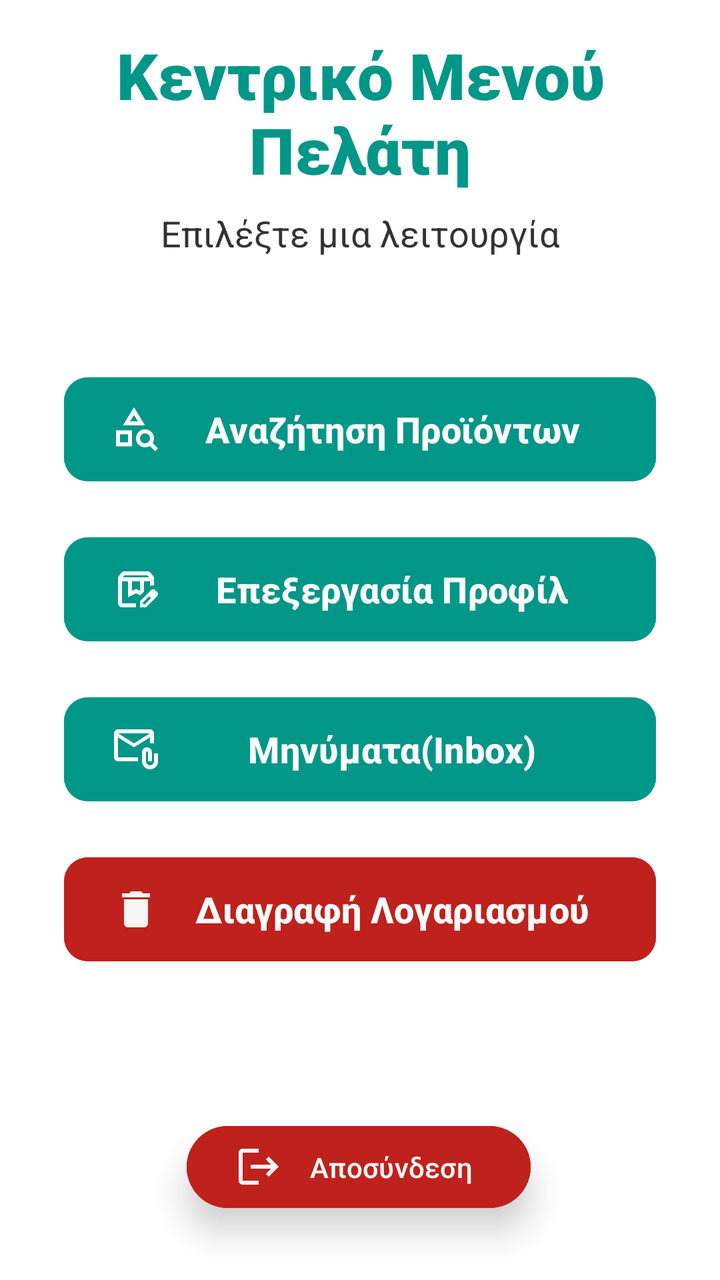
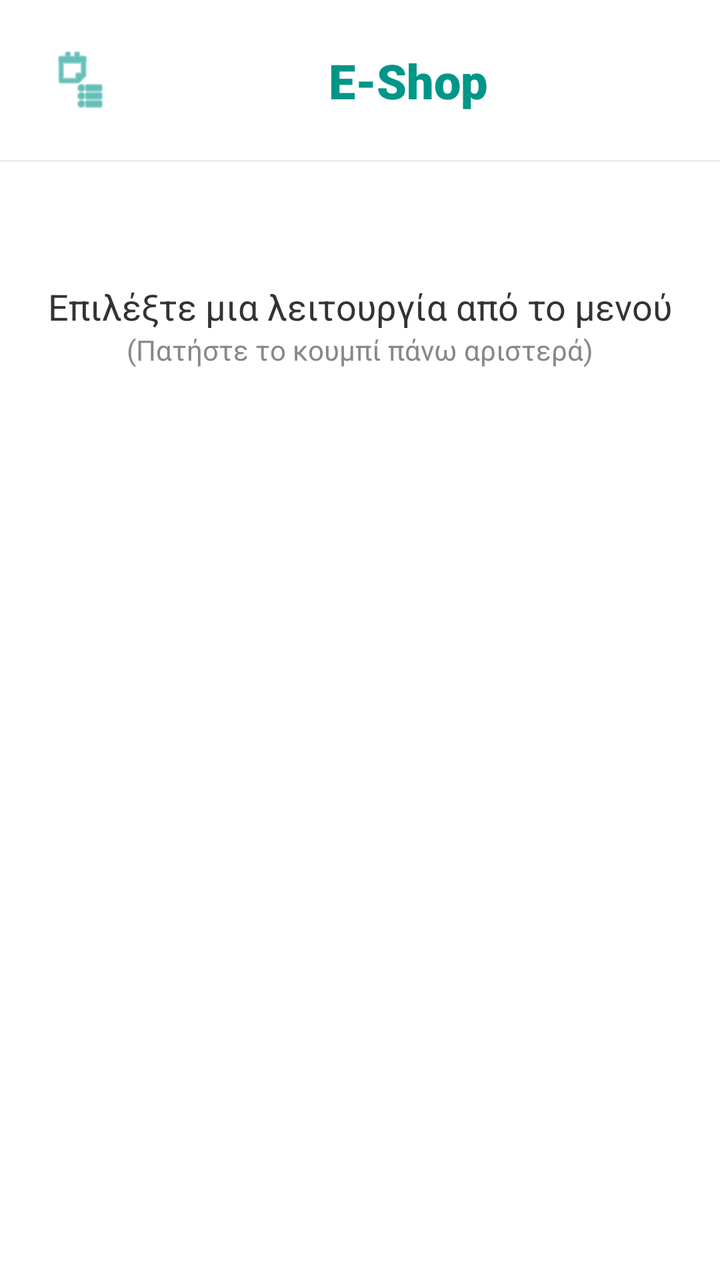

An Android layout rendered at two revisions. The XML below is the earlier revision; the diff shows what the commit changed to produce the second picture.
<!-- AndroidManifest.xml: application theme Theme.Team21 -->
<!-- res/layout/activity_customer_home_page.xml -->
<?xml version="1.0" encoding="utf-8"?>
<androidx.constraintlayout.widget.ConstraintLayout xmlns:android="http://schemas.android.com/apk/res/android"
    xmlns:app="http://schemas.android.com/apk/res-auto"
    xmlns:tools="http://schemas.android.com/tools"
    android:id="@+id/main"
    android:layout_width="match_parent"
    android:layout_height="match_parent"
    android:background="#FFFFFF"
    tools:context=".view.customer.homePage.CustomerHomePageActivity">

    <TextView
        android:id="@+id/txtCustomerHomePageHeader"
        android:layout_width="0dp"
        android:layout_height="wrap_content"
        android:layout_marginHorizontal="24dp"
        android:layout_marginTop="16dp"
        android:fontFamily="sans-serif-black"
        android:text="Κεντρικό Μενού Πελάτη"
        android:textAlignment="center"
        android:textColor="#009688"
        android:textSize="32sp"
        android:textStyle="bold"
        app:layout_constraintEnd_toEndOf="parent"
        app:layout_constraintStart_toStartOf="parent"
        app:layout_constraintTop_toTopOf="parent" />

    <TextView
        android:id="@+id/textView4"
        android:layout_width="wrap_content"
        android:layout_height="wrap_content"
        android:layout_marginTop="8dp"
        android:text="Επιλέξτε μια λειτουργία"
        android:textColor="#333333"
        android:textSize="18sp"
        app:layout_constraintEnd_toEndOf="parent"
        app:layout_constraintStart_toStartOf="parent"
        app:layout_constraintTop_toBottomOf="@id/txtCustomerHomePageHeader" />

    <Button
        android:id="@+id/btnCustomerHomePageFindProduct"
        android:layout_width="0dp"
        android:layout_height="60dp"
        android:layout_marginHorizontal="32dp"
        android:layout_marginTop="56dp"
        android:backgroundTint="#009688"
        android:drawableLeft="@drawable/outline_category_search_24"
        android:text="Αναζήτηση Προϊόντων"
        android:textSize="18sp"
        android:textStyle="bold"
        app:cornerRadius="12dp"
        app:layout_constraintEnd_toEndOf="parent"
        app:layout_constraintStart_toStartOf="parent"
        app:layout_constraintTop_toBottomOf="@+id/textView4" />

    <Button
        android:id="@+id/btnCustomerHomePageEditData"
        android:layout_width="0dp"
        android:layout_height="60dp"
        android:layout_marginHorizontal="32dp"
        android:layout_marginTop="20dp"
        android:drawableLeft="@drawable/outline_box_edit_24"
        android:backgroundTint="#009688"
        android:text="Επεξεργασία Προφίλ"
        android:textSize="18sp"
        android:textStyle="bold"
        app:cornerRadius="12dp"
        app:layout_constraintEnd_toEndOf="parent"
        app:layout_constraintStart_toStartOf="parent"
        app:layout_constraintTop_toBottomOf="@+id/btnCustomerHomePageFindProduct" />

    <Button
        android:id="@+id/btnCustomerHomePageDeleteaccount"
        android:layout_width="0dp"
        android:layout_height="60dp"
        android:layout_marginHorizontal="32dp"
        android:layout_marginTop="20dp"
        android:backgroundTint="#BF211D"
        android:drawableLeft="@drawable/baseline_delete_24"
        android:text="Διαγραφή Λογαριασμού"
        android:textSize="18sp"
        android:textStyle="bold"
        app:cornerRadius="12dp"
        app:layout_constraintEnd_toEndOf="parent"
        app:layout_constraintStart_toStartOf="parent"
        app:layout_constraintTop_toBottomOf="@+id/btnCustomerHomePageMessages" />

    <Button
        android:id="@+id/btnCustomerHomePageMessages"
        android:layout_width="0dp"
        android:layout_height="60dp"
        android:layout_marginHorizontal="32dp"
        android:layout_marginTop="20dp"
        android:backgroundTint="#009688"
        android:drawableLeft="@drawable/outline_attach_email_24"
        android:text="Μηνύματα(Inbox)"
        android:textSize="18sp"
        android:textStyle="bold"
        app:cornerRadius="12dp"
        app:layout_constraintEnd_toEndOf="parent"
        app:layout_constraintStart_toStartOf="parent"
        app:layout_constraintTop_toBottomOf="@+id/btnCustomerHomePageEditData" />

    <Button
        android:id="@+id/btnCustomerHomePageLogout"
        android:layout_width="172dp"
        android:layout_height="49dp"
        android:layout_marginBottom="32dp"
        android:backgroundTint="#BF211D"
        android:drawableLeft="@drawable/account_logout"
        android:text="Αποσύνδεση"
        android:translationZ="10dp"
        app:layout_constraintBottom_toBottomOf="parent"
        app:layout_constraintEnd_toEndOf="parent"
        app:layout_constraintHorizontal_bias="0.497"
        app:layout_constraintStart_toStartOf="parent"
        app:layout_constraintTop_toBottomOf="@+id/btnCustomerHomePageDeleteaccount"
        app:layout_constraintVertical_bias="1.0" />
</androidx.constraintlayout.widget.ConstraintLayout>
<!-- resources referenced by this layout -->
<resources>
  <!-- drawable account_logout (drawable) -->
  <vector xmlns:android="http://schemas.android.com/apk/res/android" android:autoMirrored="true" android:height="24dp" android:tint="#F8F5F5" android:viewportHeight="24" android:viewportWidth="24" android:width="24dp">
        
      <path android:fillColor="@android:color/white" android:pathData="M17,7l-1.41,1.41L18.17,11H8v2h10.17l-2.58,2.58L17,17l5,-5zM4,5h8V3H4c-1.1,0 -2,0.9 -2,2v14c0,1.1 0.9,2 2,2h8v-2H4V5z"/>
      
  </vector>
  <!-- drawable baseline_delete_24 (drawable) -->
  <vector xmlns:android="http://schemas.android.com/apk/res/android" android:height="24dp" android:tint="#F8F5F5" android:viewportHeight="24" android:viewportWidth="24" android:width="24dp">
        
      <path android:fillColor="@android:color/white" android:pathData="M6,19c0,1.1 0.9,2 2,2h8c1.1,0 2,-0.9 2,-2V7H6v12zM19,4h-3.5l-1,-1h-5l-1,1H5v2h14V4z"/>
      
  </vector>
  <!-- drawable outline_attach_email_24 (drawable) -->
  <vector xmlns:android="http://schemas.android.com/apk/res/android" android:height="24dp" android:tint="#FFFFFF" android:viewportHeight="960" android:viewportWidth="960" android:width="24dp">
        
      <path android:fillColor="@android:color/white" android:pathData="M440,440L120,240L120,640Q120,640 120,640Q120,640 120,640L520,640L520,720L120,720Q87,720 63.5,696.5Q40,673 40,640L40,160Q40,127 63.5,103.5Q87,80 120,80L760,80Q793,80 816.5,103.5Q840,127 840,160L840,360L760,360L760,240L440,440ZM440,360L760,160L120,160L440,360ZM760,880Q694,880 647,833Q600,786 600,720L600,540Q600,498 629,469Q658,440 700,440Q742,440 771,469Q800,498 800,540L800,720L720,720L720,540Q720,532 714,526Q708,520 700,520Q692,520 686,526Q680,532 680,540L680,720Q680,753 703.5,776.5Q727,800 760,800Q793,800 816.5,776.5Q840,753 840,720L840,560L920,560L920,720Q920,786 873,833Q826,880 760,880ZM120,240L120,160L120,160L120,240L120,640Q120,640 120,640Q120,640 120,640L120,640L120,540Q120,482 120,441Q120,400 120,400L120,400L120,240Z"/>
      
  </vector>
  <!-- drawable outline_box_edit_24 (drawable) -->
  <vector xmlns:android="http://schemas.android.com/apk/res/android" android:height="24dp" android:tint="#FFFFFF" android:viewportHeight="960" android:viewportWidth="960" android:width="24dp">
        
      <path android:fillColor="@android:color/white" android:pathData="M216,240L744,240L710,200Q710,200 710,200Q710,200 710,200L250,200Q250,200 250,200Q250,200 250,200L216,240ZM400,510L480,470L560,510L560,320L400,320L400,510ZM200,840Q167,840 143.5,816.5Q120,793 120,760L120,261Q120,247 124.5,234Q129,221 138,210L188,149Q199,135 215.5,127.5Q232,120 250,120L710,120Q728,120 744.5,127.5Q761,135 772,149L822,210Q831,221 835.5,234Q840,247 840,261L840,400Q819,400 798.5,403Q778,406 760,415L760,320L640,320L640,525L563,602L480,560L320,640L320,320L200,320L200,760Q200,760 200,760Q200,760 200,760L480,760L480,840L200,840ZM640,320L760,320L760,320Q750,320 741.5,320Q733,320 725,320L640,320ZM200,320L320,320L320,320L480,320L563,320L480,320L480,320L200,320Q200,320 200,320Q200,320 200,320ZM560,840L560,717L781,497Q790,488 801,484Q812,480 823,480Q835,480 846,484.5Q857,489 866,498L903,535Q911,544 915.5,555Q920,566 920,577Q920,588 916,599.5Q912,611 903,620L683,840L560,840ZM860,577L860,577L823,540L823,540L860,577ZM620,780L658,780L779,658L761,639L742,621L620,742L620,780ZM761,639L742,621L742,621L779,658L779,658L761,639Z"/>
      
  </vector>
  <!-- drawable outline_category_search_24 (drawable) -->
  <vector xmlns:android="http://schemas.android.com/apk/res/android"
      android:width="24dp"
      android:height="24dp"
      android:viewportWidth="960"
      android:viewportHeight="960"
      android:tint="#FFFFFF">
  
      <path
          android:fillColor="@android:color/white"
          android:pathData="M80,820L80,500L400,500L400,820L80,820ZM160,740L320,740L320,580L160,580L160,740ZM220,400L440,40L660,400L220,400ZM362,320L518,320L440,194L362,320ZM863,918L757,812Q736,826 711.5,833Q687,840 660,840Q585,840 532.5,787.5Q480,735 480,660Q480,585 532.5,532.5Q585,480 660,480Q735,480 787.5,532.5Q840,585 840,660Q840,686 833,710.5Q826,735 813,756L919,862L863,918ZM660,760Q702,760 731,731Q760,702 760,660Q760,618 731,589Q702,560 660,560Q618,560 589,589Q560,618 560,660Q560,702 589,731Q618,760 660,760ZM320,580L320,580L320,580L320,580ZM440,320L440,320L440,320Z"/>
  
  </vector>
  <!-- unchanged entries left out for length: 2 -->
</resources>

<!-- the commit's change to res/layout/activity_customer_home_page.xml (unified diff, before → after) -->
@@ -1,118 +1,91 @@
 <?xml version="1.0" encoding="utf-8"?>
-<androidx.constraintlayout.widget.ConstraintLayout xmlns:android="http://schemas.android.com/apk/res/android"
+<androidx.drawerlayout.widget.DrawerLayout
+    xmlns:android="http://schemas.android.com/apk/res/android"
     xmlns:app="http://schemas.android.com/apk/res-auto"
     xmlns:tools="http://schemas.android.com/tools"
-    android:id="@+id/main"
+    android:id="@+id/drawer_layout"
     android:layout_width="match_parent"
     android:layout_height="match_parent"
-    android:background="#FFFFFF"
     tools:context=".view.customer.homePage.CustomerHomePageActivity">
 
-    <TextView
-        android:id="@+id/txtCustomerHomePageHeader"
-        android:layout_width="0dp"
-        android:layout_height="wrap_content"
-        android:layout_marginHorizontal="24dp"
-        android:layout_marginTop="16dp"
-        android:fontFamily="sans-serif-black"
-        android:text="Κεντρικό Μενού Πελάτη"
-        android:textAlignment="center"
-        android:textColor="#009688"
-        android:textSize="32sp"
-        android:textStyle="bold"
-        app:layout_constraintEnd_toEndOf="parent"
-        app:layout_constraintStart_toStartOf="parent"
-        app:layout_constraintTop_toTopOf="parent" />
+    <androidx.constraintlayout.widget.ConstraintLayout
+        android:id="@+id/main"
+        android:layout_width="match_parent"
+        android:layout_height="match_parent"
+        android:background="#FFFFFF">
 
-    <TextView
-        android:id="@+id/textView4"
+        <ImageButton
+            android:id="@+id/btnMenu"
+            android:layout_width="48dp"
+            android:layout_height="48dp"
+            android:layout_marginStart="16dp"
+            android:layout_marginTop="16dp"
+            android:background="?attr/selectableItemBackgroundBorderless"
+            android:contentDescription="Menu"
+            android:scaleType="center"
+            android:src="@android:drawable/ic_menu_agenda"
+            app:tint="#009688"
+            app:layout_constraintStart_toStartOf="parent"
+            app:layout_constraintTop_toTopOf="parent" />
+
+        <TextView
+            android:id="@+id/txtCustomerHomePageHeader"
+            android:layout_width="0dp"
+            android:layout_height="wrap_content"
+            android:layout_marginTop="16dp"
+            android:layout_marginEnd="16dp"
+            android:fontFamily="sans-serif-black"
+            android:gravity="center"
+            android:text="E-Shop"
+            android:textAlignment="center"
+            android:textColor="#009688"
+            android:textSize="24sp"
+            android:textStyle="bold"
+            app:layout_constraintBottom_toBottomOf="@+id/btnMenu"
+            app:layout_constraintEnd_toEndOf="parent"
+            app:layout_constraintStart_toEndOf="@+id/btnMenu"
+            app:layout_constraintTop_toTopOf="parent" />
+
+        <View
+            android:id="@+id/headerDivider"
+            android:layout_width="match_parent"
+            android:layout_height="1dp"
+            android:layout_marginTop="16dp"
+            android:background="#EEEEEE"
+            app:layout_constraintTop_toBottomOf="@+id/btnMenu" />
+
+        <TextView
+            android:id="@+id/textView4"
+            android:layout_width="wrap_content"
+            android:layout_height="wrap_content"
+            android:layout_marginTop="60dp"
+            android:text="Επιλέξτε μια λειτουργία από το μενού"
+            android:textColor="#333333"
+            android:textSize="18sp"
+            app:layout_constraintEnd_toEndOf="parent"
+            app:layout_constraintStart_toStartOf="parent"
+            app:layout_constraintTop_toBottomOf="@id/headerDivider" />
+
+        <TextView
+            android:layout_width="wrap_content"
+            android:layout_height="wrap_content"
+            android:text="(Πατήστε το κουμπί πάνω αριστερά)"
+            android:textColor="#888888"
+            android:textSize="14sp"
+            app:layout_constraintEnd_toEndOf="parent"
+            app:layout_constraintStart_toStartOf="parent"
+            app:layout_constraintTop_toBottomOf="@+id/textView4" />
+
+    </androidx.constraintlayout.widget.ConstraintLayout>
+
+    <com.google.android.material.navigation.NavigationView
+        android:id="@+id/nav_view"
         android:layout_width="wrap_content"
-        android:layout_height="wrap_content"
-        android:layout_marginTop="8dp"
-        android:text="Επιλέξτε μια λειτουργία"
-        android:textColor="#333333"
-        android:textSize="18sp"
-        app:layout_constraintEnd_toEndOf="parent"
-        app:layout_constraintStart_toStartOf="parent"
-        app:layout_constraintTop_toBottomOf="@id/txtCustomerHomePageHeader" />
+        android:layout_height="match_parent"
+        android:layout_gravity="start"
+        android:background="#FFFFFF"
+        app:itemIconTint="#009688"
+        app:itemTextColor="#333333"
+        app:menu="@menu/customer_drawer_menu" />
 
-    <Button
-        android:id="@+id/btnCustomerHomePageFindProduct"
-        android:layout_width="0dp"
-        android:layout_height="60dp"
-        android:layout_marginHorizontal="32dp"
-        android:layout_marginTop="56dp"
-        android:backgroundTint="#009688"
-        android:drawableLeft="@drawable/outline_category_search_24"
-        android:text="Αναζήτηση Προϊόντων"
-        android:textSize="18sp"
-        android:textStyle="bold"
-        app:cornerRadius="12dp"
-        app:layout_constraintEnd_toEndOf="parent"
-        app:layout_constraintStart_toStartOf="parent"
-        app:layout_constraintTop_toBottomOf="@+id/textView4" />
-
-    <Button
-        android:id="@+id/btnCustomerHomePageEditData"
-        android:layout_width="0dp"
-        android:layout_height="60dp"
-        android:layout_marginHorizontal="32dp"
-        android:layout_marginTop="20dp"
-        android:drawableLeft="@drawable/outline_box_edit_24"
-        android:backgroundTint="#009688"
-        android:text="Επεξεργασία Προφίλ"
-        android:textSize="18sp"
-        android:textStyle="bold"
-        app:cornerRadius="12dp"
-        app:layout_constraintEnd_toEndOf="parent"
-        app:layout_constraintStart_toStartOf="parent"
-        app:layout_constraintTop_toBottomOf="@+id/btnCustomerHomePageFindProduct" />
-
-    <Button
-        android:id="@+id/btnCustomerHomePageDeleteaccount"
-        android:layout_width="0dp"
-        android:layout_height="60dp"
-        android:layout_marginHorizontal="32dp"
-        android:layout_marginTop="20dp"
-        android:backgroundTint="#BF211D"
-        android:drawableLeft="@drawable/baseline_delete_24"
-        android:text="Διαγραφή Λογαριασμού"
-        android:textSize="18sp"
-        android:textStyle="bold"
-        app:cornerRadius="12dp"
-        app:layout_constraintEnd_toEndOf="parent"
-        app:layout_constraintStart_toStartOf="parent"
-        app:layout_constraintTop_toBottomOf="@+id/btnCustomerHomePageMessages" />
-
-    <Button
-        android:id="@+id/btnCustomerHomePageMessages"
-        android:layout_width="0dp"
-        android:layout_height="60dp"
-        android:layout_marginHorizontal="32dp"
-        android:layout_marginTop="20dp"
-        android:backgroundTint="#009688"
-        android:drawableLeft="@drawable/outline_attach_email_24"
-        android:text="Μηνύματα(Inbox)"
-        android:textSize="18sp"
-        android:textStyle="bold"
-        app:cornerRadius="12dp"
-        app:layout_constraintEnd_toEndOf="parent"
-        app:layout_constraintStart_toStartOf="parent"
-        app:layout_constraintTop_toBottomOf="@+id/btnCustomerHomePageEditData" />
-
-    <Button
-        android:id="@+id/btnCustomerHomePageLogout"
-        android:layout_width="172dp"
-        android:layout_height="49dp"
-        android:layout_marginBottom="32dp"
-        android:backgroundTint="#BF211D"
-        android:drawableLeft="@drawable/account_logout"
-        android:text="Αποσύνδεση"
-        android:translationZ="10dp"
-        app:layout_constraintBottom_toBottomOf="parent"
-        app:layout_constraintEnd_toEndOf="parent"
-        app:layout_constraintHorizontal_bias="0.497"
-        app:layout_constraintStart_toStartOf="parent"
-        app:layout_constraintTop_toBottomOf="@+id/btnCustomerHomePageDeleteaccount"
-        app:layout_constraintVertical_bias="1.0" />
-</androidx.constraintlayout.widget.ConstraintLayout>
+</androidx.drawerlayout.widget.DrawerLayout>
<!-- resource entries referenced after the edit -->
@@ -1,42 +1,5 @@
 <!-- resources referenced by this layout -->
 <resources>
-  <!-- drawable account_logout (drawable) -->
-  <vector xmlns:android="http://schemas.android.com/apk/res/android" android:autoMirrored="true" android:height="24dp" android:tint="#F8F5F5" android:viewportHeight="24" android:viewportWidth="24" android:width="24dp">
-        
-      <path android:fillColor="@android:color/white" android:pathData="M17,7l-1.41,1.41L18.17,11H8v2h10.17l-2.58,2.58L17,17l5,-5zM4,5h8V3H4c-1.1,0 -2,0.9 -2,2v14c0,1.1 0.9,2 2,2h8v-2H4V5z"/>
-      
-  </vector>
-  <!-- drawable baseline_delete_24 (drawable) -->
-  <vector xmlns:android="http://schemas.android.com/apk/res/android" android:height="24dp" android:tint="#F8F5F5" android:viewportHeight="24" android:viewportWidth="24" android:width="24dp">
-        
-      <path android:fillColor="@android:color/white" android:pathData="M6,19c0,1.1 0.9,2 2,2h8c1.1,0 2,-0.9 2,-2V7H6v12zM19,4h-3.5l-1,-1h-5l-1,1H5v2h14V4z"/>
-      
-  </vector>
-  <!-- drawable outline_attach_email_24 (drawable) -->
-  <vector xmlns:android="http://schemas.android.com/apk/res/android" android:height="24dp" android:tint="#FFFFFF" android:viewportHeight="960" android:viewportWidth="960" android:width="24dp">
-        
-      <path android:fillColor="@android:color/white" android:pathData="M440,440L120,240L120,640Q120,640 120,640Q120,640 120,640L520,640L520,720L120,720Q87,720 63.5,696.5Q40,673 40,640L40,160Q40,127 63.5,103.5Q87,80 120,80L760,80Q793,80 816.5,103.5Q840,127 840,160L840,360L760,360L760,240L440,440ZM440,360L760,160L120,160L440,360ZM760,880Q694,880 647,833Q600,786 600,720L600,540Q600,498 629,469Q658,440 700,440Q742,440 771,469Q800,498 800,540L800,720L720,720L720,540Q720,532 714,526Q708,520 700,520Q692,520 686,526Q680,532 680,540L680,720Q680,753 703.5,776.5Q727,800 760,800Q793,800 816.5,776.5Q840,753 840,720L840,560L920,560L920,720Q920,786 873,833Q826,880 760,880ZM120,240L120,160L120,160L120,240L120,640Q120,640 120,640Q120,640 120,640L120,640L120,540Q120,482 120,441Q120,400 120,400L120,400L120,240Z"/>
-      
-  </vector>
-  <!-- drawable outline_box_edit_24 (drawable) -->
-  <vector xmlns:android="http://schemas.android.com/apk/res/android" android:height="24dp" android:tint="#FFFFFF" android:viewportHeight="960" android:viewportWidth="960" android:width="24dp">
-        
-      <path android:fillColor="@android:color/white" android:pathData="M216,240L744,240L710,200Q710,200 710,200Q710,200 710,200L250,200Q250,200 250,200Q250,200 250,200L216,240ZM400,510L480,470L560,510L560,320L400,320L400,510ZM200,840Q167,840 143.5,816.5Q120,793 120,760L120,261Q120,247 124.5,234Q129,221 138,210L188,149Q199,135 215.5,127.5Q232,120 250,120L710,120Q728,120 744.5,127.5Q761,135 772,149L822,210Q831,221 835.5,234Q840,247 840,261L840,400Q819,400 798.5,403Q778,406 760,415L760,320L640,320L640,525L563,602L480,560L320,640L320,320L200,320L200,760Q200,760 200,760Q200,760 200,760L480,760L480,840L200,840ZM640,320L760,320L760,320Q750,320 741.5,320Q733,320 725,320L640,320ZM200,320L320,320L320,320L480,320L563,320L480,320L480,320L200,320Q200,320 200,320Q200,320 200,320ZM560,840L560,717L781,497Q790,488 801,484Q812,480 823,480Q835,480 846,484.5Q857,489 866,498L903,535Q911,544 915.5,555Q920,566 920,577Q920,588 916,599.5Q912,611 903,620L683,840L560,840ZM860,577L860,577L823,540L823,540L860,577ZM620,780L658,780L779,658L761,639L742,621L620,742L620,780ZM761,639L742,621L742,621L779,658L779,658L761,639Z"/>
-      
-  </vector>
-  <!-- drawable outline_category_search_24 (drawable) -->
-  <vector xmlns:android="http://schemas.android.com/apk/res/android"
-      android:width="24dp"
-      android:height="24dp"
-      android:viewportWidth="960"
-      android:viewportHeight="960"
-      android:tint="#FFFFFF">
-  
-      <path
-          android:fillColor="@android:color/white"
-          android:pathData="M80,820L80,500L400,500L400,820L80,820ZM160,740L320,740L320,580L160,580L160,740ZM220,400L440,40L660,400L220,400ZM362,320L518,320L440,194L362,320ZM863,918L757,812Q736,826 711.5,833Q687,840 660,840Q585,840 532.5,787.5Q480,735 480,660Q480,585 532.5,532.5Q585,480 660,480Q735,480 787.5,532.5Q840,585 840,660Q840,686 833,710.5Q826,735 813,756L919,862L863,918ZM660,760Q702,760 731,731Q760,702 760,660Q760,618 731,589Q702,560 660,560Q618,560 589,589Q560,618 560,660Q560,702 589,731Q618,760 660,760ZM320,580L320,580L320,580L320,580ZM440,320L440,320L440,320Z"/>
-  
-  </vector>
   <!-- unchanged entries left out for length: 2 -->
 </resources>
 
